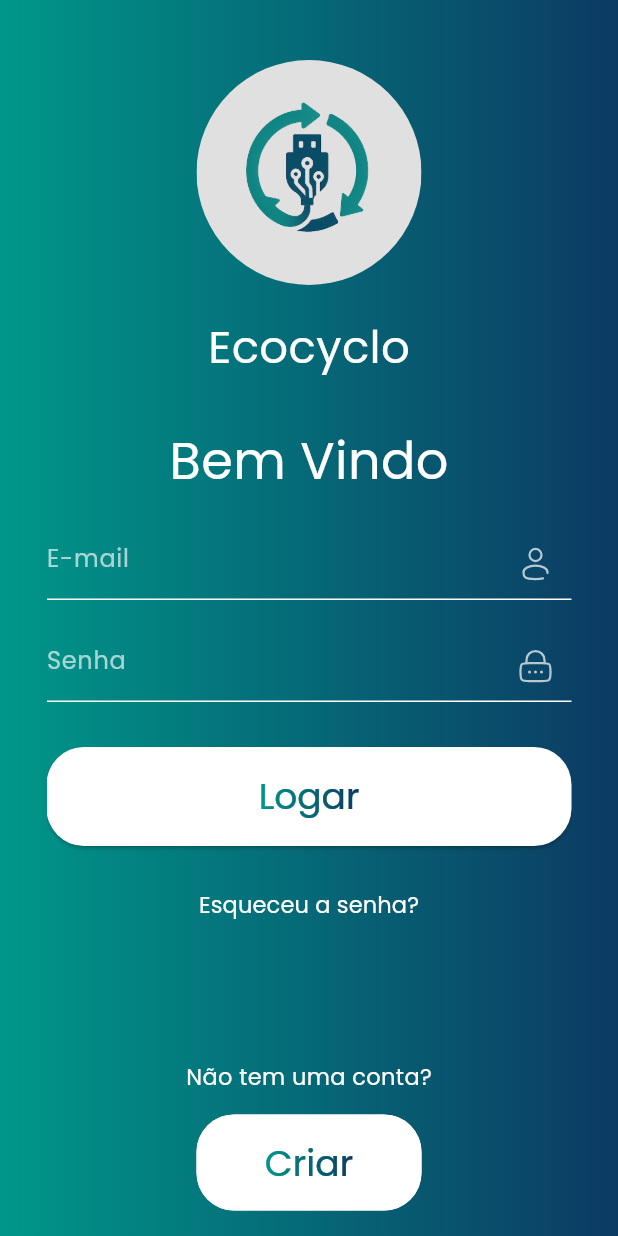
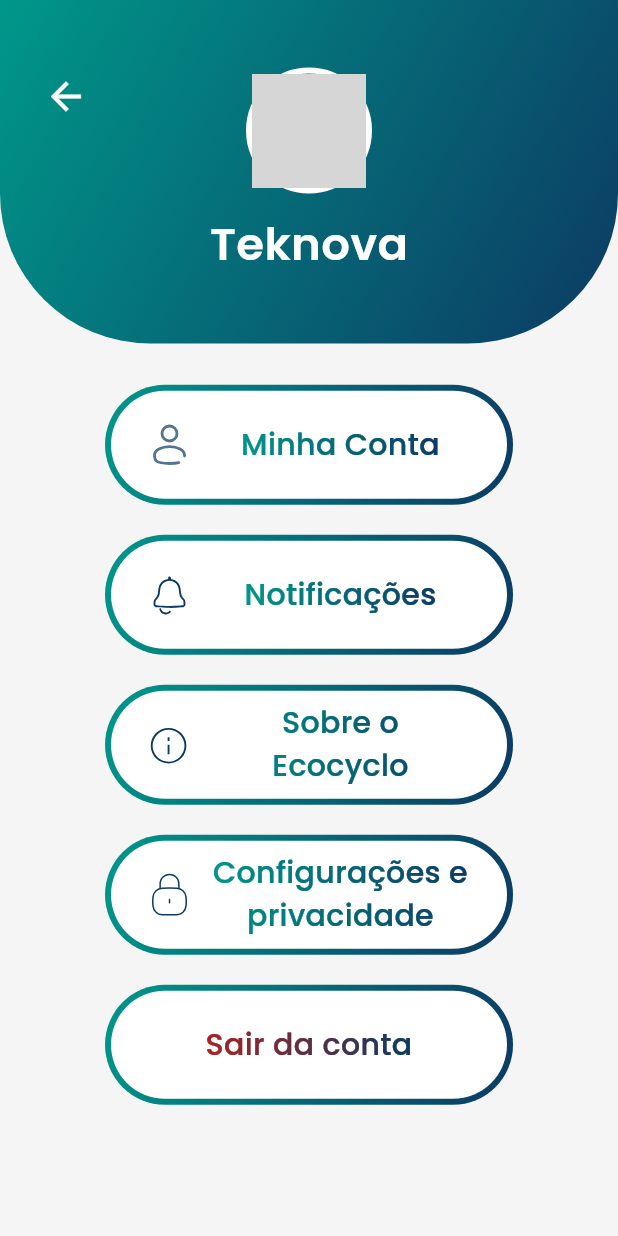
Before and after one commit to maltezzzz/app_ecocyclo, a Flutter app: the HomeScreen screen opened by its route, after a tap on an icon or button, on a phone screen of 412 x 824 dp. Run offline on Flutter 3.47's test engine with Material 3 defaults, Android fonts, the light colour scheme and no system bars; our stand-ins replace flutter_svg, google_fonts, logger; grey boxes are pictures that could not be loaded.

Commit message:
Refatora SettingsScreen: divide em widgets e atualiza layout

```diff
--- a/ecocyclo_app/lib/main.dart
+++ b/ecocyclo_app/lib/main.dart
@@ -5,6 +5,7 @@
 import 'screens/informativa_2.dart';
 import 'screens/home.dart';
 import 'theme/app_theme.dart';
+import 'screens/settings.dart';
 
 void main() {
   runApp(const MyApp());
@@ -26,6 +27,7 @@
         '/informativa1': (context) => const Informativa1Screen(),
         '/informativa2': (context) => const Informativa2Screen(),
         '/home': (context) => const HomeScreen(),
+        '/settings': (context) => const SettingsScreen(),
       },
     );
   }
--- a/ecocyclo_app/lib/screens/home.dart
+++ b/ecocyclo_app/lib/screens/home.dart
@@ -1,5 +1,5 @@
 import 'package:flutter/material.dart';
-import 'package:logger/logger.dart'; // ⬅️ Adicionado o import do logger
+import 'package:logger/logger.dart';
 import '../../theme/app_colors.dart';
 import '../../widgets/home/home_header.dart';
 import '../../widgets/home/home_disposal_card.dart';
@@ -24,7 +24,7 @@ class HomeScreen extends StatelessWidget {
             children: [
               HomeHeader(
                 onProfilePressed: () {
-                  Navigator.pushNamed(context, '/login');
+                  Navigator.pushNamed(context, '/settings');
                 },
               ),
               const SizedBox(height: 20),
--- /dev/null
+++ b/ecocyclo_app/lib/screens/settings.dart
@@ -0,0 +1,70 @@
+import 'package:flutter/material.dart';
+import 'package:logger/logger.dart';
+import '../../widgets/settings/settings_header.dart';
+import '../../widgets/settings/settings_menu_button.dart';
+import '../../widgets/back_button_app.dart';
+import '../../theme/app_colors.dart';
+
+final logger = Logger();
+
+class SettingsScreen extends StatelessWidget {
+  const SettingsScreen({super.key});
+
+  @override
+  Widget build(BuildContext context) {
+    final screenHeight = MediaQuery.of(context).size.height;
+    final headerHeight = 229.0;
+    final bottomPadding = 20.0;
+    final buttonsHeight = 80.0 * 5 + 20.0 * 4 + 40.0;
+    final verticalSpace = (screenHeight - headerHeight - bottomPadding - buttonsHeight) / 2;
+
+    return Scaffold(
+      backgroundColor: AppColors.background,
+      body: SafeArea(
+        child: Stack(
+          children: [
+            SingleChildScrollView(
+              child: Column(
+                children: [
+                  const SettingsHeader(),
+                  SizedBox(height: verticalSpace),
+
+                  // Botões
+                  SettingsMenuButton(
+                    text: "Minha Conta",
+                    svgIconPath: "assets/icons/person.svg",
+                  ),
+                  const SizedBox(height: 20),
+                  SettingsMenuButton(
+                    text: "Notificações",
+                    svgIconPath: "assets/icons/not.svg",
+                  ),
+                  const SizedBox(height: 20),
+                  SettingsMenuButton(
+                    text: "Sobre o Ecocyclo",
+                    svgIconPath: "assets/icons/inf.svg",
+                  ),
+                  const SizedBox(height: 20),
+                  SettingsMenuButton(
+                    text: "Configurações e privacidade",
+                    svgIconPath: "assets/icons/priv.svg",
+                  ),
+                  const SizedBox(height: 20),
+                  SettingsMenuButton(
+                    text: "Sair da conta",
+                    svgIconPath: null,
+                    textGradient: AppColors.logoutGradient,
+                  ),
+
+                  SizedBox(height: verticalSpace),
+                ],
+              ),
+            ),
+
+            BackButtonApp(onPressed: () => Navigator.pop(context)),
+          ],
+        ),
+      ),
+    );
+  }
+}
--- a/ecocyclo_app/lib/theme/app_colors.dart
+++ b/ecocyclo_app/lib/theme/app_colors.dart
@@ -4,6 +4,11 @@ class AppColors {
   // Gradiente principal (fundo)
   static const Color gradientLeft = Color(0xFF0C3A63);
   static const Color gradientRight = Color(0xFF00978A);
+
+  // Gradiente botão "Sair da conta"
+  static const LinearGradient logoutGradient = LinearGradient(
+    colors: [Color(0xFFAA2222), Color(0xFF0C3A63)],
+  );
 
   // Cores principais
   static const Color primary = Color(0xFF0C3A63);
--- /dev/null
+++ b/ecocyclo_app/lib/widgets/settings/settings_header.dart
@@ -0,0 +1,66 @@
+import 'package:flutter/material.dart';
+import '../../theme/app_colors.dart';
+
+class SettingsHeader extends StatelessWidget {
+  const SettingsHeader({super.key});
+
+  @override
+  Widget build(BuildContext context) {
+    return Container(
+      height: 229,
+      padding: const EdgeInsets.symmetric(horizontal: 20),
+      decoration: const BoxDecoration(
+        gradient: LinearGradient(
+          begin: Alignment.topLeft,
+          end: Alignment.bottomRight,
+          colors: [
+            AppColors.gradientRight,
+            AppColors.gradientLeft,
+          ],
+        ),
+        borderRadius: BorderRadius.vertical(bottom: Radius.circular(100)),
+      ),
+      child: Center(
+        child: Column(
+          mainAxisSize: MainAxisSize.min,
+          children: [
+            Container(
+              width: 84,
+              height: 84,
+              decoration: BoxDecoration(
+                shape: BoxShape.circle,
+                border: Border.all(color: Colors.white, width: 4),
+              ),
+              child: ClipOval(
+                child: Image.asset(
+                  'assets/logo_teknova.png',
+                  width: 64,
+                  height: 64,
+                  fit: BoxFit.cover,
+                  errorBuilder: (context, error, stackTrace) {
+                    return Image.asset(
+                      'assets/generic.png',
+                      width: 64,
+                      height: 64,
+                      fit: BoxFit.cover,
+                    );
+                  },
+                ),
+              ),
+            ),
+            const SizedBox(height: 12),
+            const Text(
+              'Teknova',
+              style: TextStyle(
+                color: AppColors.white,
+                fontSize: 30,
+                fontWeight: FontWeight.w600,
+                fontFamily: 'Poppins',
+              ),
+            ),
+          ],
+        ),
+      ),
+    );
+  }
+}
--- /dev/null
+++ b/ecocyclo_app/lib/widgets/settings/settings_menu_button.dart
@@ -0,0 +1,97 @@
+import 'package:flutter/material.dart';
+import 'package:flutter_svg/flutter_svg.dart';
+import 'package:logger/logger.dart';
+import '../../theme/app_colors.dart';
+
+final logger = Logger();
+
+class SettingsMenuButton extends StatelessWidget {
+  final String text;
+  final String? svgIconPath;
+  final LinearGradient? textGradient;
+
+  const SettingsMenuButton({
+    super.key,
+    required this.text,
+    this.svgIconPath,
+    this.textGradient,
+  });
+
+  @override
+  Widget build(BuildContext context) {
+    return Padding(
+      padding: const EdgeInsets.symmetric(horizontal: 70),
+      child: GestureDetector(
+        onTap: () => logger.i("$text clicado!"),
+        child: Container(
+          height: 80,
+          decoration: BoxDecoration(
+            borderRadius: BorderRadius.circular(40),
+            gradient: const LinearGradient(
+              begin: Alignment.topLeft,
+              end: Alignment.bottomRight,
+              colors: [AppColors.gradientRight, AppColors.gradientLeft],
+            ),
+          ),
+          child: Padding(
+            padding: const EdgeInsets.all(4),
+            child: Container(
+              padding: const EdgeInsets.symmetric(horizontal: 24),
+              decoration: BoxDecoration(
+                color: AppColors.white,
+                borderRadius: BorderRadius.circular(36),
+              ),
+              child: Row(
+                children: [
+                  if (svgIconPath != null)
+                    SvgPicture.asset(
+                      svgIconPath!,
+                      width: 30,
+                      height: 30,
+                      colorFilter: const ColorFilter.mode(
+                        AppColors.gradientLeft,
+                        BlendMode.srcIn,
+                      ),
+                    ),
+                  if (svgIconPath != null) const SizedBox(width: 12),
+                  Expanded(
+                    child: Center(
+                      child: textGradient != null
+                          ? ShaderMask(
+                              shaderCallback: (bounds) =>
+                                  textGradient!.createShader(Rect.fromLTWH(0, 0, bounds.width, bounds.height)),
+                              child: Text(
+                                text,
+                                textAlign: TextAlign.center,
+                                style: const TextStyle(
+                                  fontSize: 20,
+                                  fontWeight: FontWeight.w500,
+                                  color: Colors.white,
+                                ),
+                              ),
+                            )
+                          : ShaderMask(
+                              shaderCallback: (bounds) => const LinearGradient(
+                                colors: [AppColors.gradientRight, AppColors.gradientLeft],
+                              ).createShader(bounds),
+                              child: Text(
+                                text,
+                                textAlign: TextAlign.center,
+                                style: const TextStyle(
+                                  fontSize: 20,
+                                  fontWeight: FontWeight.w500,
+                                  color: Colors.white,
+                                ),
+                              ),
+                            ),
+                    ),
+                  ),
+                ],
+              ),
+            ),
+          ),
+        ),
+      ),
+    );
+  }
+}
--- a/ecocyclo_app/pubspec.yaml
+++ b/ecocyclo_app/pubspec.yaml
@@ -67,6 +67,7 @@ flutter:
     - assets/Logo.png
     - assets/teclado.png
     - assets/pilha.png
+    - assets/generic.png
   #   - images/a_dot_ham.jpeg
 
   # An image asset can refer to one or more resolution-specific "variants", see
```
Also changed, not shown: ecocyclo_app/assets/generic.png (added), ecocyclo_app/assets/icons/inf.svg (added), ecocyclo_app/assets/icons/not.svg (added), ecocyclo_app/assets/icons/priv.svg (added).
